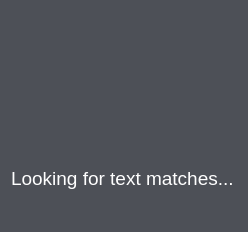
Above: plagdef/gui/ui/loading_widget.ui from devWhyqueue/plagdef before the change. Below: the same form after it.
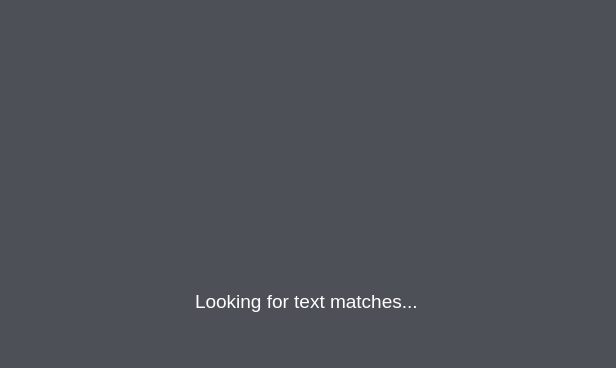
That is the form after the change. Icons and pictures are not drawn.

```diff
--- a/plagdef/gui/ui/loading_widget.ui
+++ b/plagdef/gui/ui/loading_widget.ui
@@ -6,8 +6,8 @@
             <rect>
                 <x>0</x>
                 <y>0</y>
-                <width>247</width>
-                <height>232</height>
+                <width>616</width>
+                <height>368</height>
             </rect>
         </property>
         <property name="windowTitle">
@@ -17,6 +17,63 @@
             <string notr="true">background-color: rgb(77, 80, 87);</string>
         </property>
         <layout class="QVBoxLayout" name="verticalLayout">
+            <item>
+                <spacer name="top_spacer">
+                    <property name="orientation">
+                        <enum>Qt::Vertical</enum>
+                    </property>
+                    <property name="sizeType">
+                        <enum>QSizePolicy::Expanding</enum>
+                    </property>
+                    <property name="sizeHint" stdset="0">
+                        <size>
+                            <width>20</width>
+                            <height>40</height>
+                        </size>
+                    </property>
+                </spacer>
+            </item>
+            <item>
+                <widget class="QLabel" name="logo_label">
+                    <property name="sizePolicy">
+                        <sizepolicy hsizetype="Expanding" vsizetype="Fixed">
+                            <horstretch>0</horstretch>
+                            <verstretch>0</verstretch>
+                        </sizepolicy>
+                    </property>
+                    <property name="minimumSize">
+                        <size>
+                            <width>0</width>
+                            <height>43</height>
+                        </size>
+                    </property>
+                    <property name="maximumSize">
+                        <size>
+                            <width>16777215</width>
+                            <height>16777215</height>
+                        </size>
+                    </property>
+                    <property name="text">
+                        <string>&lt;html&gt;&lt;head/&gt;&lt;body&gt;&lt;p align=&quot;center&quot;&gt;&lt;img src=&quot;:/logo.png&quot;/&gt;&lt;/p&gt;&lt;/body&gt;&lt;/html&gt;</string>
+                    </property>
+                </widget>
+            </item>
+            <item>
+                <spacer name="logo_loading_spacer">
+                    <property name="orientation">
+                        <enum>Qt::Vertical</enum>
+                    </property>
+                    <property name="sizeType">
+                        <enum>QSizePolicy::Fixed</enum>
+                    </property>
+                    <property name="sizeHint" stdset="0">
+                        <size>
+                            <width>20</width>
+                            <height>30</height>
+                        </size>
+                    </property>
+                </spacer>
+            </item>
             <item>
                 <layout class="QHBoxLayout" name="loading_layout">
                     <item>
@@ -32,7 +89,7 @@
                             </property>
                         </spacer>
                     </item>
-                    <item>
+                    <item alignment="Qt::AlignTop">
                         <widget class="QLabel" name="loading_movie_label">
                             <property name="sizePolicy">
                                 <sizepolicy hsizetype="Fixed" vsizetype="Fixed">
@@ -69,7 +126,7 @@
                     </item>
                 </layout>
             </item>
-            <item>
+            <item alignment="Qt::AlignTop">
                 <widget class="QLabel" name="loading_label">
                     <property name="text">
                         <string>&lt;html&gt;&lt;head/&gt;&lt;body&gt;&lt;p align=&quot;center&quot;&gt;&lt;span
```
Left out of the diff: 4 changed lines with no effect on the pictures.
